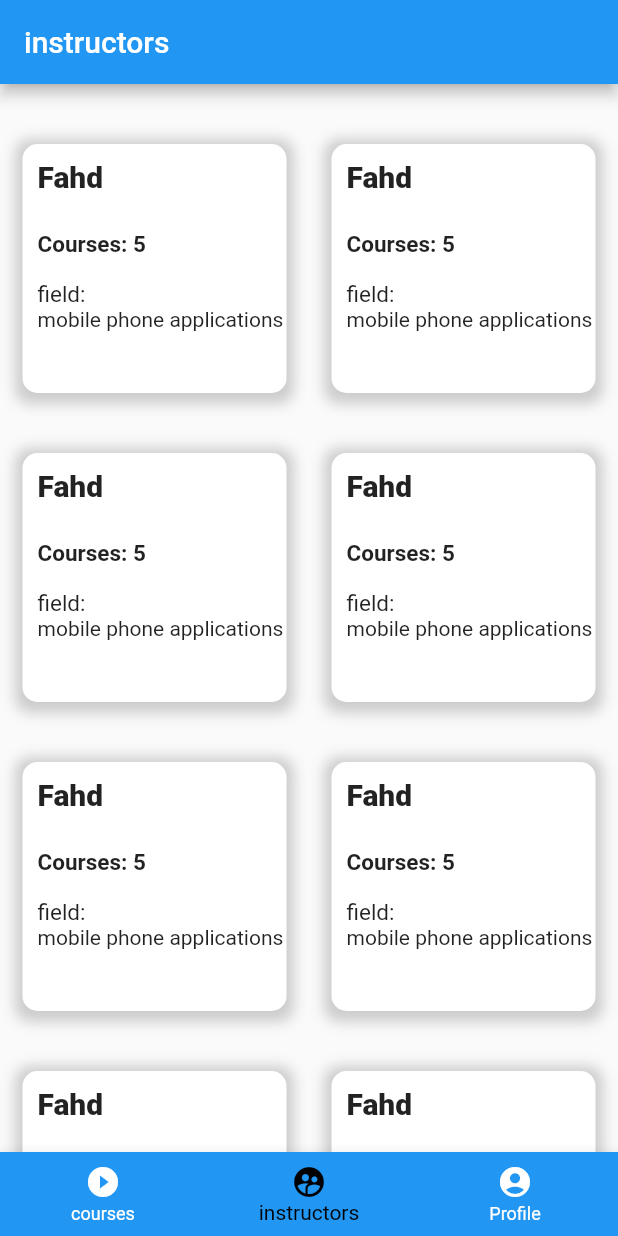
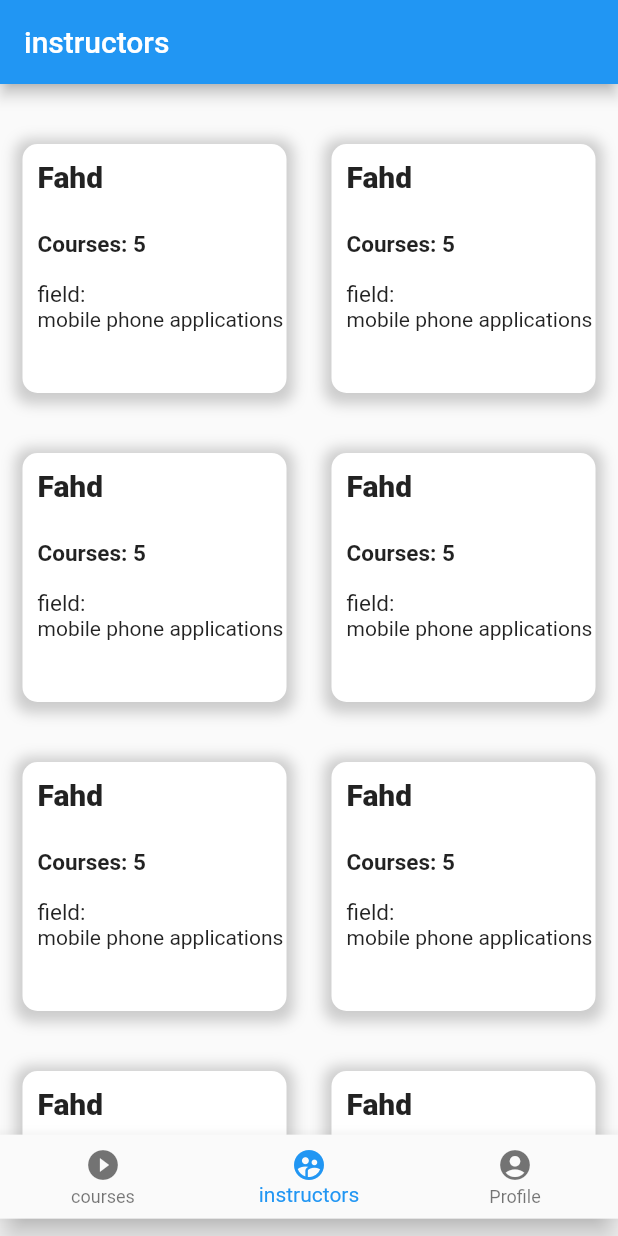
Before and after one commit to virusAl7rbi/FlutterProject, a Flutter app: the screen it shows after launch, item 2 of the bottom bar chosen, on a phone screen of 412 x 824 dp. Run offline on Flutter 3.47's test engine with Material 2 defaults, Android fonts, the phone set to English and light mode, and no system bars.

Commit message:
pageview with btnnav

```diff
--- a/lib/main.dart
+++ b/lib/main.dart
@@ -1,14 +1,11 @@
-// ignore_for_file: prefer_const_constructors
+// ignore_for_file: prefer_const_constructors, prefer_const_literals_to_create_immutables
 
 import 'package:flutter/material.dart';
-import 'package:project/course.dart';
 import 'package:project/pages.dart';
-
 
 void main() {
   runApp(const MyApp());
 }
-
 
 class MyApp extends StatelessWidget {
   const MyApp({super.key});
@@ -30,33 +27,44 @@ class HomePage extends StatefulWidget {
 
 class _HomePageState extends State<HomePage> {
   // ignore: prefer_final_fields
-  List<Widget> _pages = [
-    CoursesPage(),
-    InstructorPage(),
-    ProfilePage()
-  ];
+  List<Widget> _pages = [CoursesPage(), InstructorPage(), ProfilePage()];
 
-  int _selectedPageIndex = 0;
+  PageController _pageController = PageController();
+  int selectedpage = 0;
 
   void _x1(int index) {
-    setState(() {
-      _selectedPageIndex = index;
-    });
+    setState(() {});
   }
 
   @override
   Widget build(BuildContext context) {
-    return DefaultTabController(
-        length: 0,
-        child: Scaffold(
-          body: _pages[_selectedPageIndex],
-          bottomNavigationBar: BottomNavigationBar(
-              backgroundColor: Colors.blue,
-              selectedItemColor: Colors.black,
-              unselectedItemColor: Colors.white,
-              currentIndex: _selectedPageIndex,
-              onTap: _x1,
-              // ignore: prefer_const_literals_to_create_immutables
+    return Scaffold(
+      body: Column(children: [buildPageView(), buildBottNavigation()]),
+    );
+  }
+
+  Widget buildPageView() {
+    return SizedBox(
+      height: MediaQuery.of(context).size.height * 0.918,
+      child: PageView(
+        controller: _pageController,
+        children: [CoursesPage(), InstructorPage(), ProfilePage()],
+        onPageChanged: (index) {
+          setState(() {
+            selectedpage = index;
+          });
+        },
+      ),
+    );
+  }
+
+  Widget buildBottNavigation() {
+    return BottomNavigationBar(
+        currentIndex: selectedpage,
+        onTap: (int index) {
+          _pageController.animateToPage(index,
+              duration: Duration(microseconds: 1000), curve: Curves.easeIn);
+        },
         items: [
           BottomNavigationBarItem(
               icon: Icon(Icons.play_circle_fill), label: "courses"),
@@ -68,8 +76,8 @@ class _HomePageState extends State<HomePage> {
                 Icons.account_circle_rounded,
               ),
               label: "Profile")
-              ]),
-        ));
-    //Column
+        ]);
   }
 }
+
+onPageChange(int index) {}
```
Lines whose indentation alone changed are shown as unchanged.
